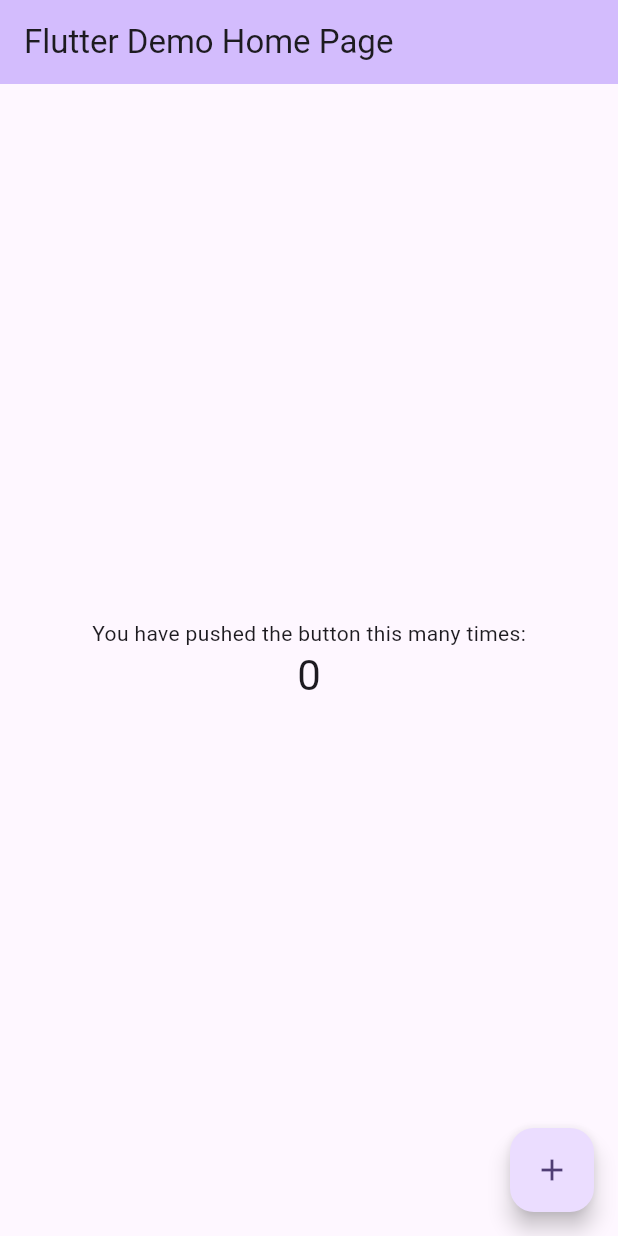
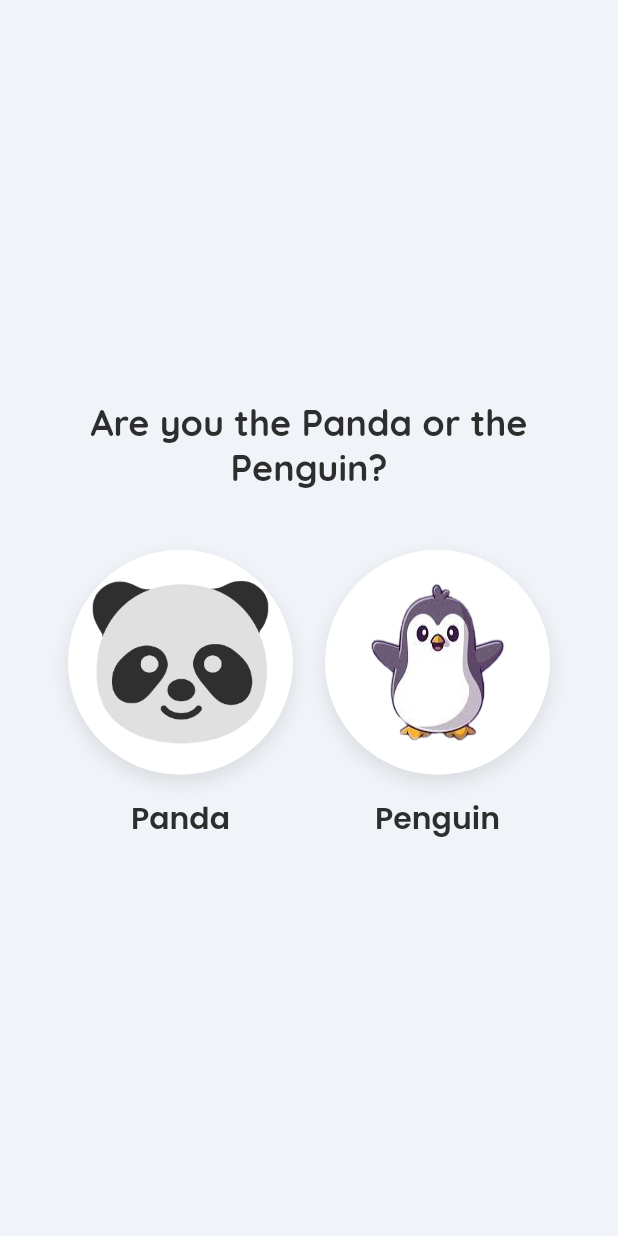
Before and after one commit to VISWA68/app, a Flutter app: the screen it shows after launch, on a phone screen of 412 x 824 dp. Run offline on Flutter 3.47's test engine with Material 3 defaults, Android fonts, the phone set to English and light mode, and no system bars; our stand-ins replace cached_network_image, google_fonts, sqflite, timeline_tile; accounts and stored records are empty.

Commit message:
Initial app setup with basic providers and screens

```diff
--- /dev/null
+++ b/app/lib/config/app_theme.dart
@@ -0,0 +1,63 @@
+import 'package:flutter/material.dart';
+import 'package:google_fonts/google_fonts.dart';
+
+// Your color palette
+const Color primaryPandaColor = Color(0xFF2d2d2d); // Dark charcoal
+const Color secondaryPenguinColor = Color(0xFFFFA726); // Warm orange
+const Color lightBackgroundColor = Color(0xFFF0F4F8); // Very light blue-gray
+const Color cardBackgroundColor = Colors.white;
+
+// Your text theme using Google Fonts
+final TextTheme customTextTheme = TextTheme(
+  displayLarge: GoogleFonts.quicksand(
+    fontSize: 28,
+    fontWeight: FontWeight.bold,
+    color: primaryPandaColor,
+  ),
+  headlineLarge: GoogleFonts.quicksand(
+    fontSize: 24,
+    fontWeight: FontWeight.bold,
+    color: primaryPandaColor,
+  ),
+  titleLarge: GoogleFonts.poppins(
+    fontSize: 20,
+    fontWeight: FontWeight.w600,
+    color: primaryPandaColor,
+  ),
+  bodyLarge: GoogleFonts.poppins(
+    fontSize: 16,
+    color: primaryPandaColor,
+  ),
+  bodyMedium: GoogleFonts.nunito(
+    fontSize: 14,
+    color: primaryPandaColor,
+  ),
+);
+
+// Your App's Theme Data
+final ThemeData appTheme = ThemeData(
+  primaryColor: primaryPandaColor,
+  scaffoldBackgroundColor: lightBackgroundColor,
+  colorScheme: ColorScheme.fromSwatch(
+    primarySwatch: Colors.grey,
+  ).copyWith(
+    primary: primaryPandaColor,
+    secondary: secondaryPenguinColor,
+  ),
+  textTheme: customTextTheme,
+  cardTheme: CardThemeData(
+    color: cardBackgroundColor,
+    shape: RoundedRectangleBorder(
+      borderRadius: BorderRadius.circular(20),
+    ),
+    elevation: 4,
+    shadowColor: Colors.black.withOpacity(0.1),
+  ),
+  buttonTheme: ButtonThemeData(
+    buttonColor: secondaryPenguinColor,
+    shape: RoundedRectangleBorder(
+      borderRadius: BorderRadius.circular(30),
+    ),
+    textTheme: ButtonTextTheme.primary,
+  ),
+);
--- a/app/lib/main.dart
+++ b/app/lib/main.dart
@@ -1,122 +1,31 @@
+import 'package:app/screens/splash_screen.dart';
 import 'package:flutter/material.dart';
+import 'package:provider/provider.dart';
+import 'config/app_theme.dart';
+import 'providers/memory_provider.dart';
+import 'screens/home_screen.dart'; // We'll create this
 
 void main() {
-  runApp(const MyApp());
+  // Make sure you initialize Firebase here
+  WidgetsFlutterBinding.ensureInitialized();
+  // await Firebase.initializeApp(); // Uncomment this after setup
+
+  runApp(
+    ChangeNotifierProvider(
+      create: (context) => MemoryProvider(),
+      child: MyApp(),
+    ),
+  );
 }
 
 class MyApp extends StatelessWidget {
-  const MyApp({super.key});
-
-  // This widget is the root of your application.
   @override
   Widget build(BuildContext context) {
     return MaterialApp(
-      title: 'Flutter Demo',
-      theme: ThemeData(
-        // This is the theme of your application.
-        //
-        // TRY THIS: Try running your application with "flutter run". You'll see
-        // the application has a purple toolbar. Then, without quitting the app,
-        // try changing the seedColor in the colorScheme below to Colors.green
-        // and then invoke "hot reload" (save your changes or press the "hot
-        // reload" button in a Flutter-supported IDE, or press "r" if you used
-        // the command line to start the app).
-        //
-        // Notice that the counter didn't reset back to zero; the application
-        // state is not lost during the reload. To reset the state, use hot
-        // restart instead.
-        //
-        // This works for code too, not just values: Most code changes can be
-        // tested with just a hot reload.
-        colorScheme: ColorScheme.fromSeed(seedColor: Colors.deepPurple),
-      ),
-      home: const MyHomePage(title: 'Flutter Demo Home Page'),
+      title: 'Our Little World',
+      theme: appTheme,
+      home: SplashScreen(), // We'll create this
+      debugShowCheckedModeBanner: false,
     );
   }
 }
-
-class MyHomePage extends StatefulWidget {
-  const MyHomePage({super.key, required this.title});
-
-  // This widget is the home page of your application. It is stateful, meaning
-  // that it has a State object (defined below) that contains fields that affect
-  // how it looks.
-
-  // This class is the configuration for the state. It holds the values (in this
-  // case the title) provided by the parent (in this case the App widget) and
-  // used by the build method of the State. Fields in a Widget subclass are
-  // always marked "final".
-
-  final String title;
-
-  @override
-  State<MyHomePage> createState() => _MyHomePageState();
-}
-
-class _MyHomePageState extends State<MyHomePage> {
-  int _counter = 0;
-
-  void _incrementCounter() {
-    setState(() {
-      // This call to setState tells the Flutter framework that something has
-      // changed in this State, which causes it to rerun the build method below
-      // so that the display can reflect the updated values. If we changed
-      // _counter without calling setState(), then the build method would not be
-      // called again, and so nothing would appear to happen.
-      _counter++;
-    });
-  }
-
-  @override
-  Widget build(BuildContext context) {
-    // This method is rerun every time setState is called, for instance as done
-    // by the _incrementCounter method above.
-    //
-    // The Flutter framework has been optimized to make rerunning build methods
-    // fast, so that you can just rebuild anything that needs updating rather
-    // than having to individually change instances of widgets.
-    return Scaffold(
-      appBar: AppBar(
-        // TRY THIS: Try changing the color here to a specific color (to
-        // Colors.amber, perhaps?) and trigger a hot reload to see the AppBar
-        // change color while the other colors stay the same.
-        backgroundColor: Theme.of(context).colorScheme.inversePrimary,
-        // Here we take the value from the MyHomePage object that was created by
-        // the App.build method, and use it to set our appbar title.
-        title: Text(widget.title),
-      ),
-      body: Center(
-        // Center is a layout widget. It takes a single child and positions it
-        // in the middle of the parent.
-        child: Column(
-          // Column is also a layout widget. It takes a list of children and
-          // arranges them vertically. By default, it sizes itself to fit its
-          // children horizontally, and tries to be as tall as its parent.
-          //
-          // Column has various properties to control how it sizes itself and
-          // how it positions its children. Here we use mainAxisAlignment to
-          // center the children vertically; the main axis here is the vertical
-          // axis because Columns are vertical (the cross axis would be
-          // horizontal).
-          //
-          // TRY THIS: Invoke "debug painting" (choose the "Toggle Debug Paint"
-          // action in the IDE, or press "p" in the console), to see the
-          // wireframe for each widget.
-          mainAxisAlignment: MainAxisAlignment.center,
-          children: <Widget>[
-            const Text('You have pushed the button this many times:'),
-            Text(
-              '$_counter',
-              style: Theme.of(context).textTheme.headlineMedium,
-            ),
-          ],
-        ),
-      ),
-      floatingActionButton: FloatingActionButton(
-        onPressed: _incrementCounter,
-        tooltip: 'Increment',
-        child: const Icon(Icons.add),
-      ), // This trailing comma makes auto-formatting nicer for build methods.
-    );
-  }
-}
--- /dev/null
+++ b/app/lib/models/memory_model.dart
@@ -0,0 +1,35 @@
+class Memory {
+  final String id;
+  final String author;
+  final String text;
+  final String photoUrl;
+  final DateTime timestamp;
+
+  Memory({
+    required this.id,
+    required this.author,
+    required this.text,
+    required this.photoUrl,
+    required this.timestamp,
+  });
+
+  Map<String, dynamic> toMap() {
+    return {
+      'id': id,
+      'author': author,
+      'text': text,
+      'photoUrl': photoUrl,
+      'timestamp': timestamp.millisecondsSinceEpoch,
+    };
+  }
+
+  factory Memory.fromMap(Map<String, dynamic> map) {
+    return Memory(
+      id: map['id'],
+      author: map['author'],
+      text: map['text'],
+      photoUrl: map['photoUrl'],
+      timestamp: DateTime.fromMillisecondsSinceEpoch(map['timestamp']),
+    );
+  }
+}
--- /dev/null
+++ b/app/lib/screens/character_selection_screen.dart
@@ -0,0 +1,93 @@
+import 'package:flutter/material.dart';
+import 'package:app/utils/database_helper.dart';
+import 'home_screen.dart';
+
+class CharacterSelectionScreen extends StatelessWidget {
+  const CharacterSelectionScreen({Key? key}) : super(key: key);
+
+  void _selectCharacter(BuildContext context, String character) async {
+    final dbHelper = DatabaseHelper();
+    await dbHelper.saveCharacterChoice(character);
+
+    Navigator.of(
+      context,
+    ).pushReplacement(MaterialPageRoute(builder: (context) => HomeScreen()));
+  }
+
+  @override
+  Widget build(BuildContext context) {
+    return Scaffold(
+      body: Center(
+        child: Padding(
+          padding: const EdgeInsets.all(24.0),
+          child: Column(
+            mainAxisAlignment: MainAxisAlignment.center,
+            children: [
+              Text(
+                'Are you the Panda or the Penguin?',
+                style: Theme.of(context).textTheme.headlineLarge,
+                textAlign: TextAlign.center,
+              ),
+              const SizedBox(height: 40),
+              Row(
+                mainAxisAlignment: MainAxisAlignment.spaceEvenly,
+                children: [
+                  GestureDetector(
+                    onTap: () => _selectCharacter(context, 'Panda'),
+                    child: _buildCharacterCard(
+                      context,
+                      'Panda',
+                      'assets/images/panda_avatar.png',
+                    ),
+                  ),
+                  GestureDetector(
+                    onTap: () => _selectCharacter(context, 'Penguin'),
+                    child: _buildCharacterCard(
+                      context,
+                      'Penguin',
+                      'assets/images/penguin_avatar.png',
+                    ),
+                  ),
+                ],
+              ),
+            ],
+          ),
+        ),
+      ),
+    );
+  }
+
+  Widget _buildCharacterCard(
+    BuildContext context,
+    String name,
+    String imagePath,
+  ) {
+    return Column(
+      children: [
+        Container(
+          width: 150,
+          height: 150,
+          decoration: BoxDecoration(
+            shape: BoxShape.circle,
+            color: Theme.of(context).cardColor,
+            boxShadow: [
+              BoxShadow(
+                color: Colors.black.withOpacity(0.1),
+                blurRadius: 10,
+                offset: Offset(0, 5),
+              ),
+            ],
+          ),
+          child: Padding(
+            padding: name == "Panda"
+                ? const EdgeInsets.all(16.0)
+                : const EdgeInsets.all(0),
+            child: Image.asset(imagePath),
+          ),
+        ),
+        const SizedBox(height: 16),
+        Text(name, style: Theme.of(context).textTheme.titleLarge),
+      ],
+    );
+  }
+}
```
Also changed, not shown: app/lib/providers/memory_provider.dart (added, +47 -0 lines), app/lib/screens/home_screen.dart (added, +44 -0 lines), app/lib/screens/splash_screen.dart (added, +53 -0 lines), app/lib/utils/database_helper.dart (added, +88 -0 lines), app/lib/widgets/memory_timeline_item.dart (added, +92 -0 lines), app/pubspec.yaml (+4 -3 lines), app/assets/images/panda_avatar.png (added), app/assets/images/penguin_avatar.png (added), app/assets/images/splash_screen.png (added), 1 other file.
